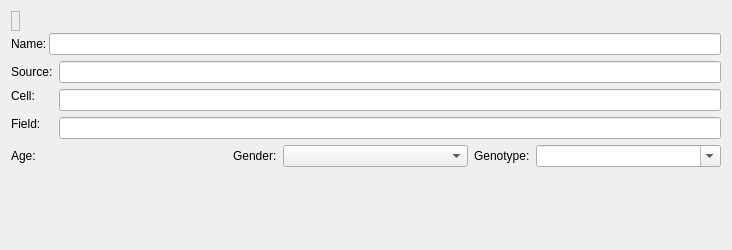
ctigaret/scipyen, file gui/widgets/metadatawidget.ui: the form before one commit.
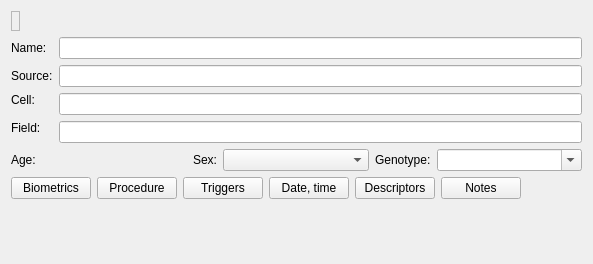
The form after the commit. Icons and pictures are not drawn.

What changed in the file:
```diff
--- a/gui/widgets/metadatawidget.ui
+++ b/gui/widgets/metadatawidget.ui
@@ -6,8 +6,8 @@
    <rect>
     <x>0</x>
     <y>0</y>
-    <width>732</width>
-    <height>250</height>
+    <width>593</width>
+    <height>264</height>
    </rect>
   </property>
   <property name="windowTitle">
@@ -15,11 +15,6 @@
   </property>
   <layout class="QVBoxLayout" name="verticalLayout">
    <item>
-    <layout class="QVBoxLayout" name="dataNameVerticalLayout">
-     <property name="spacing">
-      <number>2</number>
-     </property>
-     <item>
       <layout class="QHBoxLayout" name="horizontalLayout_1">
        <item>
         <widget class="QLabel" name="dataVarNameLabel">
@@ -62,8 +57,8 @@
       </layout>
      </item>
      <item>
-      <layout class="QHBoxLayout" name="horizontalLayout_2">
-       <item>
+    <layout class="QFormLayout" name="formLayout">
+     <item row="0" column="0">
         <widget class="QLabel" name="nameLabel">
          <property name="text">
           <string>Name:</string>
@@ -73,7 +68,7 @@
          </property>
         </widget>
        </item>
-       <item>
+     <item row="0" column="1">
         <widget class="QLineEdit" name="dataNameLineEdit">
          <property name="sizePolicy">
           <sizepolicy hsizetype="Expanding" vsizetype="Fixed">
@@ -95,13 +90,7 @@
          </property>
         </widget>
        </item>
-      </layout>
-     </item>
-    </layout>
-   </item>
-   <item>
-    <layout class="QFormLayout" name="formLayout">
-     <item row="0" column="0">
+     <item row="1" column="0">
       <widget class="QLabel" name="sourceIDLabel">
        <property name="sizePolicy">
         <sizepolicy hsizetype="Preferred" vsizetype="Preferred">
@@ -117,7 +106,7 @@
        </property>
       </widget>
      </item>
-     <item row="0" column="1">
+     <item row="1" column="1">
       <widget class="QLineEdit" name="sourceIDLineEdit">
        <property name="sizePolicy">
         <sizepolicy hsizetype="Expanding" vsizetype="Fixed">
@@ -130,7 +119,7 @@
        </property>
       </widget>
      </item>
-     <item row="1" column="0">
+     <item row="2" column="0">
       <widget class="QLabel" name="cellIDLabel">
        <property name="sizePolicy">
         <sizepolicy hsizetype="Preferred" vsizetype="Fixed">
@@ -146,7 +135,7 @@
        </property>
       </widget>
      </item>
-     <item row="1" column="1">
+     <item row="2" column="1">
       <widget class="QLineEdit" name="cellIDLineEdit">
        <property name="sizePolicy">
         <sizepolicy hsizetype="Expanding" vsizetype="Fixed">
@@ -168,7 +157,7 @@
        </property>
       </widget>
      </item>
-     <item row="2" column="0">
+     <item row="3" column="0">
       <widget class="QLabel" name="fieldIDLabel">
        <property name="sizePolicy">
         <sizepolicy hsizetype="Preferred" vsizetype="Fixed">
@@ -184,7 +173,7 @@
        </property>
       </widget>
      </item>
-     <item row="2" column="1">
+     <item row="3" column="1">
       <widget class="QLineEdit" name="fieldIDLineEdit">
        <property name="sizePolicy">
         <sizepolicy hsizetype="Expanding" vsizetype="Fixed">
@@ -236,7 +225,7 @@
         </sizepolicy>
        </property>
        <property name="text">
-        <string>Gender:</string>
+        <string>Sex:</string>
        </property>
        <property name="buddy">
         <cstring>genderComboBox</cstring>
@@ -314,6 +303,137 @@
      </item>
     </layout>
    </item>
+   <item>
+    <layout class="QHBoxLayout" name="horizontalLayout_2">
+     <item>
+      <widget class="QPushButton" name="biometricsPushButton">
+       <property name="toolTip">
+        <string>Additional biometrics</string>
+       </property>
+       <property name="statusTip">
+        <string>Additional biometrics</string>
+       </property>
+       <property name="whatsThis">
+        <string>Additional biometrics</string>
+       </property>
+       <property name="text">
+        <string>Biometrics</string>
+       </property>
+       <property name="icon">
+        <iconset theme="package"/>
+       </property>
+      </widget>
+     </item>
+     <item>
+      <widget class="QPushButton" name="procedurePushButton">
+       <property name="toolTip">
+        <string>Procedure (treatment, etc)</string>
+       </property>
+       <property name="statusTip">
+        <string>Procedure (treatment, etc)</string>
+       </property>
+       <property name="whatsThis">
+        <string>Procedure (treatment, etc)</string>
+       </property>
+       <property name="text">
+        <string>Procedure</string>
+       </property>
+       <property name="icon">
+        <iconset theme="configure"/>
+       </property>
+      </widget>
+     </item>
+     <item>
+      <widget class="QPushButton" name="triggersPushButton">
+       <property name="toolTip">
+        <string>Trigger protocols</string>
+       </property>
+       <property name="statusTip">
+        <string>Trigger protocols</string>
+       </property>
+       <property name="whatsThis">
+        <string>Trigger protocols</string>
+       </property>
+       <property name="text">
+        <string>Triggers</string>
+       </property>
+       <property name="icon">
+        <iconset theme="configure"/>
+       </property>
+      </widget>
+     </item>
+     <item>
+      <widget class="QPushButton" name="dateTimePushButton">
+       <property name="toolTip">
+        <string>Date &amp; time of file, recording, analysis</string>
+       </property>
+       <property name="statusTip">
+        <string>Date &amp; time of file, recording, analysis</string>
+       </property>
+       <property name="whatsThis">
+        <string>Date &amp; time of file, recording, analysis</string>
+       </property>
+       <property name="text">
+        <string>Date, time</string>
+       </property>
+       <property name="icon">
+        <iconset theme="change-date-symbolic"/>
+       </property>
+      </widget>
+     </item>
+     <item>
+      <widget class="QPushButton" name="descriptorsPushButton">
+       <property name="toolTip">
+        <string>Additional descriptors (structured)</string>
+       </property>
+       <property name="statusTip">
+        <string>Additional descriptors (structured)</string>
+       </property>
+       <property name="whatsThis">
+        <string>Additional descriptors (structured)</string>
+       </property>
+       <property name="text">
+        <string>Descriptors</string>
+       </property>
+       <property name="icon">
+        <iconset theme="settings-configure"/>
+       </property>
+      </widget>
+     </item>
+     <item>
+      <widget class="QPushButton" name="notesPushButton">
+       <property name="toolTip">
+        <string>Description</string>
+       </property>
+       <property name="statusTip">
+        <string>Description</string>
+       </property>
+       <property name="whatsThis">
+        <string>Description</string>
+       </property>
+       <property name="text">
+        <string>Notes</string>
+       </property>
+       <property name="icon">
+        <iconset theme="description"/>
+       </property>
+      </widget>
+     </item>
+     <item>
+      <spacer name="horizontalSpacer_2">
+       <property name="orientation">
+        <enum>Qt::Horizontal</enum>
+       </property>
+       <property name="sizeHint" stdset="0">
+        <size>
+         <width>40</width>
+         <height>20</height>
+        </size>
+       </property>
+      </spacer>
+     </item>
+    </layout>
+   </item>
    <item>
     <spacer name="verticalSpacer">
      <property name="orientation">
```
Left out of the diff: 18 changed lines with no effect on the pictures. Lines whose indentation alone changed are shown as unchanged.
